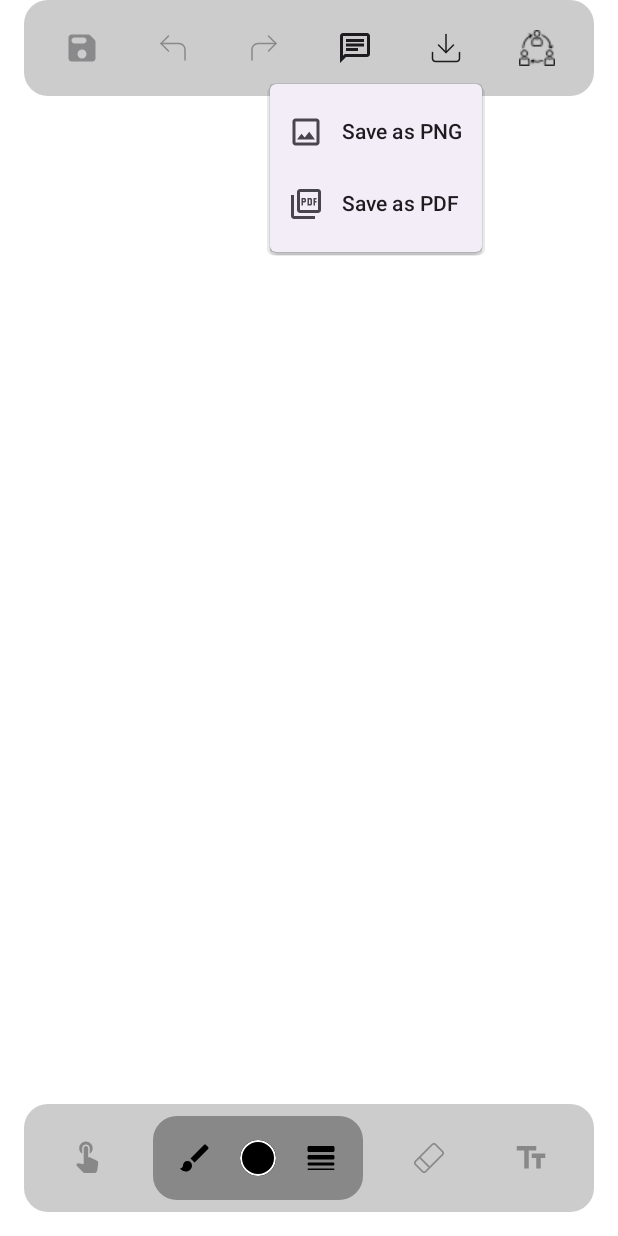
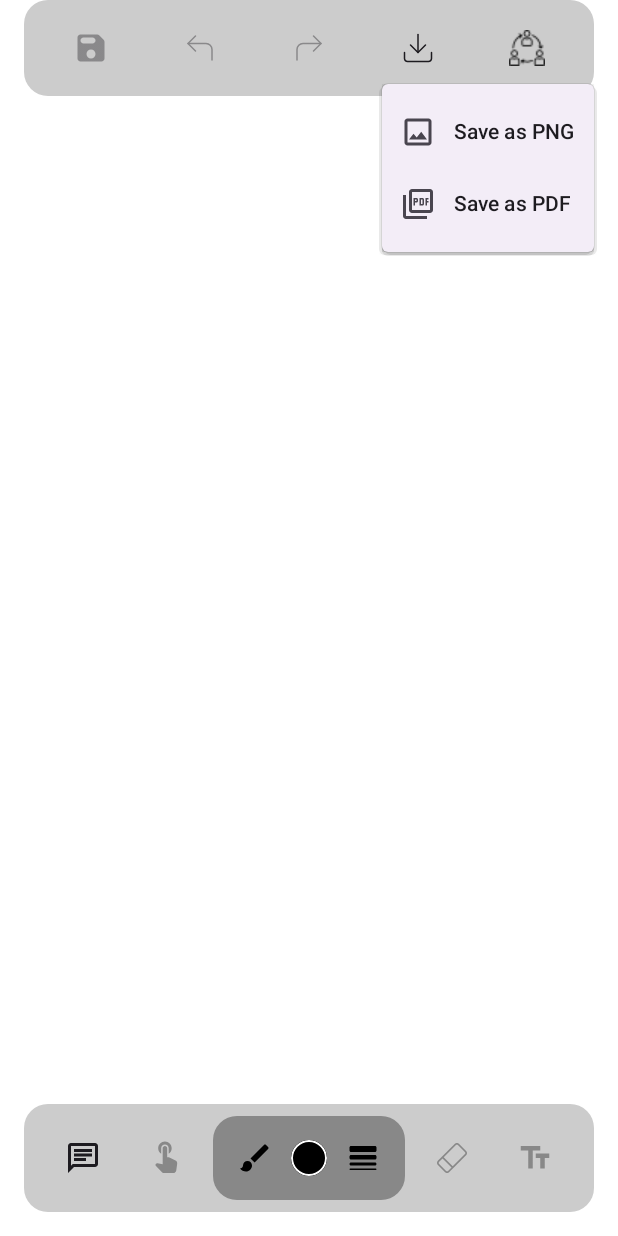
Before and after one commit to slowburn-404/Artio, an Android app built with Jetpack Compose: the composable DrawingBoard called with empty values, after a tap on "Localized description", on a phone screen of 412 x 824 dp. Run offline under Robolectric (Android 15) with nearby library versions, the phone set to English and light mode, and no system bars; our stand-ins replace Firebase (no records; nobody signed in at launch, a user with empty details on screens opened directly); 9 statements that could not run were skipped.

Commit message:
made few tweaks to chat dialog and sketchpad screen toolbars; and fixed bug that pops intent toast whenever app resumes

```diff
--- a/app/src/main/java/dev/borisochieng/sketchpad/ui/screens/drawingboard/DrawingBoard.kt
+++ b/app/src/main/java/dev/borisochieng/sketchpad/ui/screens/drawingboard/DrawingBoard.kt
@@ -14,11 +14,8 @@ import androidx.compose.foundation.layout.Box
 import androidx.compose.foundation.layout.BoxWithConstraints
 import androidx.compose.foundation.layout.fillMaxSize
 import androidx.compose.foundation.layout.padding
-import dev.borisochieng.sketchpad.ui.screens.drawingboard.chat.ChatDialog
-import androidx.compose.foundation.layout.size
 import androidx.compose.material.icons.Icons
 import androidx.compose.material.icons.automirrored.filled.Chat
-import androidx.compose.material.icons.filled.Chat
 import androidx.compose.material3.FloatingActionButton
 import androidx.compose.material3.Icon
 import androidx.compose.material3.Scaffold
@@ -54,6 +51,7 @@ import dev.borisochieng.sketchpad.ui.navigation.Screens
 import dev.borisochieng.sketchpad.ui.screens.dialog.NameSketchDialog
 import dev.borisochieng.sketchpad.ui.screens.dialog.SavePromptDialog
 import dev.borisochieng.sketchpad.ui.screens.dialog.Sizes
+import dev.borisochieng.sketchpad.ui.screens.drawingboard.chat.ChatDialog
 import dev.borisochieng.sketchpad.ui.screens.drawingboard.components.MovableTextBox
 import dev.borisochieng.sketchpad.ui.screens.drawingboard.components.PaletteMenu
 import dev.borisochieng.sketchpad.ui.screens.drawingboard.components.PaletteTopBar
@@ -85,7 +83,7 @@ fun DrawingBoard(
 ) {
     val chatVisible = remember { mutableStateOf(false) }
     val chatEnabled = remember { mutableStateOf(false) }
-    val (userIsLoggedIn, boardDetails, sketchIsBackedUp, _, sketch, collabUrl) = uiState
+    val (userIsLoggedIn, _, sketchIsBackedUp, _, sketch, collabUrl) = uiState
 //    var currentTextInput by remember { mutableStateOf(TextInput()) }
     val drawController = rememberDrawController()
     var drawMode by remember { mutableStateOf(DrawMode.Draw) }
@@ -148,7 +146,6 @@ fun DrawingBoard(
 //        }
 //    }
 
-
     //listen for path changes
     LaunchedEffect(uiState.paths) {
         if (!userIsLoggedIn) return@LaunchedEffect
@@ -162,7 +159,7 @@ fun DrawingBoard(
     LaunchedEffect(paths) {
         if (!userIsLoggedIn) {
             return@LaunchedEffect
-        } else if (uiState.sketchIsBackedUp && isFromCollabUrl) {
+        } else if (sketchIsBackedUp && isFromCollabUrl) {
             //delay(300)
             viewModel.updatePathInDb(paths = paths, userId = userId, boardId = boardId)
         }
@@ -231,9 +228,6 @@ fun DrawingBoard(
                 onExportClickedAsPdf = {
                     exportOption = ExportOption.PDF
                     drawController.saveBitmap()
-                },
-                chatEnabled = {
-                    chatEnabled.value = !chatEnabled.value
                 }
             )
         },
@@ -248,6 +242,7 @@ fun DrawingBoard(
                     drawMode = it
                     if (it == DrawMode.Text) showNewTextBox.value = true
                 },
+                chatEnabled = { chatEnabled.value = !chatEnabled.value }
             )
         },
         snackbarHost = { SnackbarHost(snackbarHostState) },
@@ -357,7 +352,6 @@ fun DrawingBoard(
                                                 absolutePaths.clear()
                                                 absolutePaths.addAll(paths)
 
-
                                                 //send path updates to Firebase for collab
                                                 if (isFromCollabUrl && userId != VOID_ID && boardId != VOID_ID) {
                                                     viewModel.updatePathInDb(
@@ -459,16 +453,13 @@ fun DrawingBoard(
     }
 
     if (chatVisible.value) {
-
         ChatDialog(
+            boardId = boardId,
+            viewModel = viewModel,
             onCancel = { chatVisible.value = false },
-            onOk = { chatVisible.value = false },
-            viewModel = viewModel,
-            projectId = boardId,
         )
     }
 }
-
 
 //data class TextInput(
 //    val text: String = "",
--- a/app/src/main/java/dev/borisochieng/sketchpad/ui/screens/drawingboard/SketchPadViewModel.kt
+++ b/app/src/main/java/dev/borisochieng/sketchpad/ui/screens/drawingboard/SketchPadViewModel.kt
@@ -24,7 +24,6 @@ import dev.borisochieng.sketchpad.ui.screens.drawingboard.data.PathProperties
 import dev.borisochieng.sketchpad.ui.screens.drawingboard.data.SketchPadActions
 import dev.borisochieng.sketchpad.ui.screens.drawingboard.data.TextProperties
 import dev.borisochieng.sketchpad.utils.VOID_ID
-import kotlinx.coroutines.DisposableHandle
 import kotlinx.coroutines.flow.MutableSharedFlow
 import kotlinx.coroutines.flow.MutableStateFlow
 import kotlinx.coroutines.flow.SharedFlow
@@ -61,7 +60,6 @@ class SketchPadViewModel : ViewModel(), KoinComponent {
     private val message
         get() = messageState.value.message
 
-    //    var sketch by mutableStateOf<Sketch?>(null); private set
     private var remoteSketches by mutableStateOf<List<Sketch>>(emptyList())
 
     init {
@@ -97,7 +95,7 @@ class SketchPadViewModel : ViewModel(), KoinComponent {
     fun actions(action: SketchPadActions) {
         when (action) {
             is SketchPadActions.SaveSketch -> saveSketch(action.sketch)
-            is SketchPadActions.UpdateSketch -> updateSketch(action.paths)
+            is SketchPadActions.UpdateSketch -> updateSketch(action.paths, action.texts)
             SketchPadActions.CheckIfUserIsLoggedIn -> isLoggedIn()
             SketchPadActions.SketchClosed -> _uiState.update { it.copy(sketch = null) }
         }
--- a/app/src/main/java/dev/borisochieng/sketchpad/ui/screens/drawingboard/components/Menus.kt
+++ b/app/src/main/java/dev/borisochieng/sketchpad/ui/screens/drawingboard/components/Menus.kt
@@ -12,7 +12,7 @@ import androidx.compose.foundation.layout.padding
 import androidx.compose.foundation.layout.size
 import androidx.compose.foundation.shape.CircleShape
 import androidx.compose.material.icons.Icons
-import androidx.compose.material.icons.outlined.Chat
+import androidx.compose.material.icons.automirrored.outlined.Chat
 import androidx.compose.material.icons.outlined.Image
 import androidx.compose.material.icons.outlined.PictureAsPdf
 import androidx.compose.material.icons.outlined.TextFields
@@ -52,6 +52,7 @@ fun PaletteMenu(
     onColorChanged: (Color) -> Unit,
     onSizeChanged: (Float) -> Unit,
     onDrawModeChanged: (DrawMode) -> Unit,
+    chatEnabled: () -> Unit
 ) {
     var currentDrawMode = drawMode
     val openColorPickerDialog = remember { mutableStateOf(false) }
@@ -64,9 +65,15 @@ fun PaletteMenu(
             .clip(MaterialTheme.shapes.large)
             .background(Color.LightGray)
             .padding(8.dp),
-        horizontalArrangement = Arrangement.SpaceAround,
+        horizontalArrangement = Arrangement.SpaceEvenly,
         verticalAlignment = Alignment.CenterVertically
     ) {
+        IconButton(onClick = chatEnabled) {
+            Icon(
+                imageVector = Icons.AutoMirrored.Outlined.Chat,
+                contentDescription = "Toggle chat mode"
+            )
+        }
         IconButton(
             onClick = {
                 currentDrawMode =
@@ -109,7 +116,7 @@ fun PaletteMenu(
             }
         ) {
             Icon(
-                Icons.Outlined.TextFields,
+                imageVector = Icons.Outlined.TextFields,
                 contentDescription = "Text mode",
                 tint = if (currentDrawMode == DrawMode.Text) Color.Black else Color.Gray
             )
@@ -145,8 +152,7 @@ fun PaletteTopBar(
     unRedoClicked: () -> Unit,
     onExportClicked: () -> Unit,
     onBroadCastUrl: () -> Unit,
-    onExportClickedAsPdf: () -> Unit,
-    chatEnabled: () -> Unit
+    onExportClickedAsPdf: () -> Unit
 ) {
     var expanded by remember { mutableStateOf(false) }
 
@@ -184,14 +190,6 @@ fun PaletteTopBar(
         ) {
             Icon(
                 painter = painterResource(R.drawable.ic_redo),
-                contentDescription = "Redo"
-            )
-        }
-        IconButton(
-            onClick = chatEnabled,
-        ) {
-            Icon(
-                Icons.Outlined.Chat,
                 contentDescription = "Redo"
             )
         }
@@ -250,7 +248,6 @@ private fun Pencil(
             .clip(MaterialTheme.shapes.large)
             .background(Color.Gray)
             .padding(4.dp),
-        horizontalArrangement = Arrangement.spacedBy(6.dp),
         verticalAlignment = Alignment.CenterVertically
     ) {
         IconButton(
```
Also changed, not shown: app/src/main/java/dev/borisochieng/sketchpad/ui/MainActivity.kt (+4 -10 lines), app/src/main/java/dev/borisochieng/sketchpad/ui/screens/drawingboard/chat/ChatDialogScreen.kt (+28 -37 lines), app/src/main/java/dev/borisochieng/sketchpad/ui/screens/drawingboard/chat/components.kt (+41 -60 lines).
